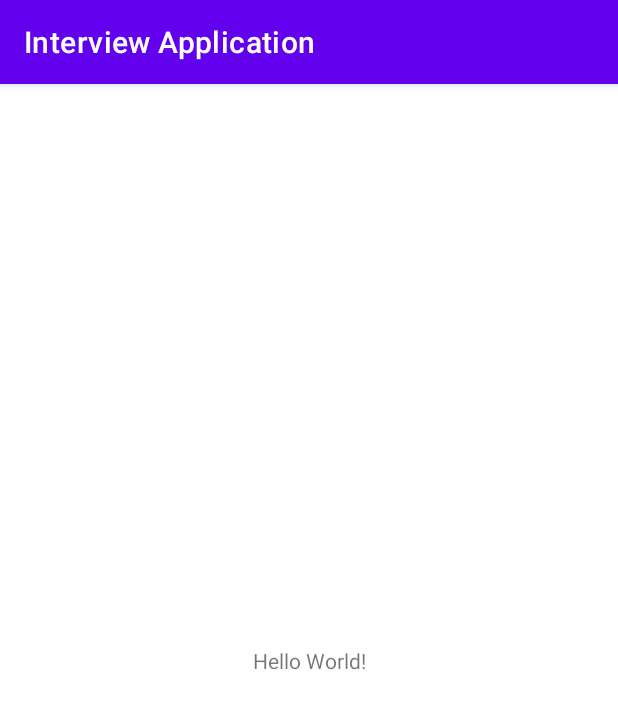
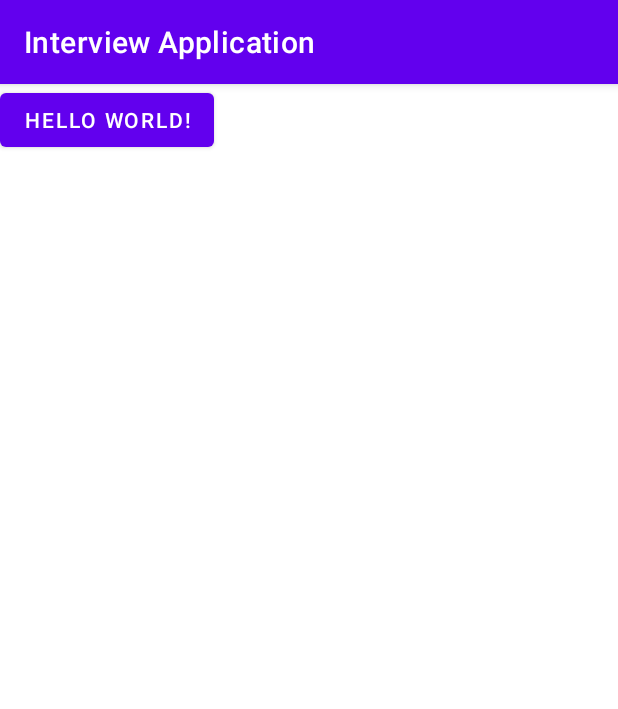
Before and after one commit to chengys-123/interview_application, an Android app: the screen it shows after launch (MainActivity), on a phone screen of 412 x 824 dp. Shown: the top 709 px of the screen. Run offline under Robolectric (Android 15) with nearby library versions, the phone set to English and light mode, and no system bars.

```diff
--- a/app/src/main/java/com/example/interviewapplication/MainActivity.java
+++ b/app/src/main/java/com/example/interviewapplication/MainActivity.java
@@ -1,8 +1,10 @@
 package com.example.interviewapplication;
 
+import android.os.Bundle;
+import android.widget.Button;
+import android.widget.Toast;
+
 import androidx.appcompat.app.AppCompatActivity;
-
-import android.os.Bundle;
 
 public class MainActivity extends AppCompatActivity {
 
@@ -10,5 +12,9 @@ public class MainActivity extends AppCompatActivity {
   protected void onCreate(Bundle savedInstanceState) {
     super.onCreate(savedInstanceState);
     setContentView(R.layout.activity_main);
+
+    Button btn;
+    btn = findViewById(R.id.btn);
+    btn.setOnClickListener(view -> Toast.makeText(getApplicationContext(), "Hello World!", Toast.LENGTH_SHORT).show());
   }
 }
--- a/app/src/main/res/layout/activity_main.xml
+++ b/app/src/main/res/layout/activity_main.xml
@@ -1,12 +1,13 @@
 <?xml version="1.0" encoding="utf-8"?>
-<androidx.constraintlayout.widget.ConstraintLayout xmlns:android="http://schemas.android.com/apk/res/android"
+<RelativeLayout xmlns:android="http://schemas.android.com/apk/res/android"
     xmlns:app="http://schemas.android.com/apk/res-auto"
     xmlns:tools="http://schemas.android.com/tools"
     android:layout_width="match_parent"
     android:layout_height="match_parent"
     tools:context=".MainActivity">
 
-    <TextView
+    <Button
+        android:id="@+id/btn"
         android:layout_width="wrap_content"
         android:layout_height="wrap_content"
         android:text="Hello World!"
@@ -15,4 +16,4 @@
         app:layout_constraintRight_toRightOf="parent"
         app:layout_constraintTop_toTopOf="parent" />
 
-</androidx.constraintlayout.widget.ConstraintLayout>
+</RelativeLayout>
```
